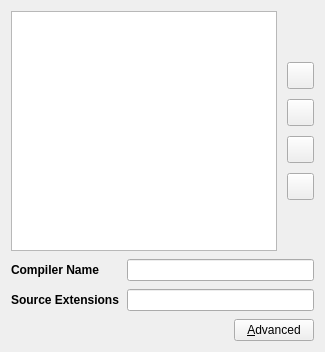
Sojiv/Project_lemon, file forms_win32/compilersettings.ui: the form before one commit.
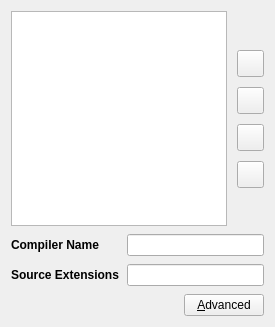
The form after the commit. Icons and pictures are not drawn.

```diff
--- a/forms_win32/compilersettings.ui
+++ b/forms_win32/compilersettings.ui
@@ -6,16 +6,10 @@
    <rect>
     <x>0</x>
     <y>0</y>
-    <width>325</width>
-    <height>352</height>
+    <width>275</width>
+    <height>327</height>
    </rect>
   </property>
-  <property name="minimumSize">
-   <size>
-    <width>325</width>
-    <height>352</height>
-   </size>
-  </property>
   <property name="windowTitle">
    <string>Form</string>
   </property>
```
Left out of the diff: 10 changed lines with no effect on the pictures.
